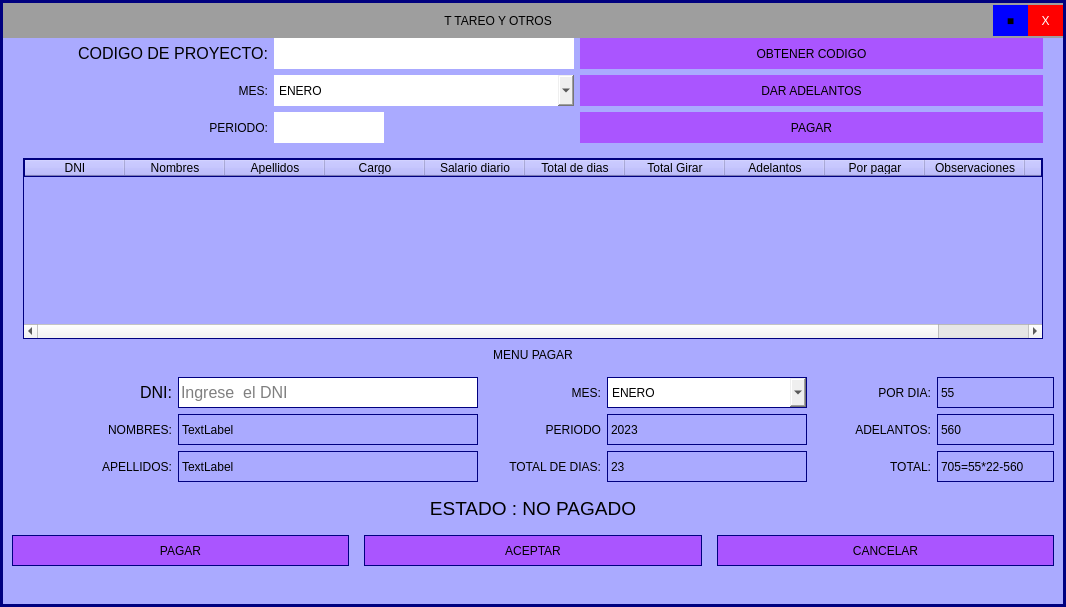
Above: ui_files/tpayments.ui from Romehe369/aec_contrastistas_g before the change. Below: the same form after it.
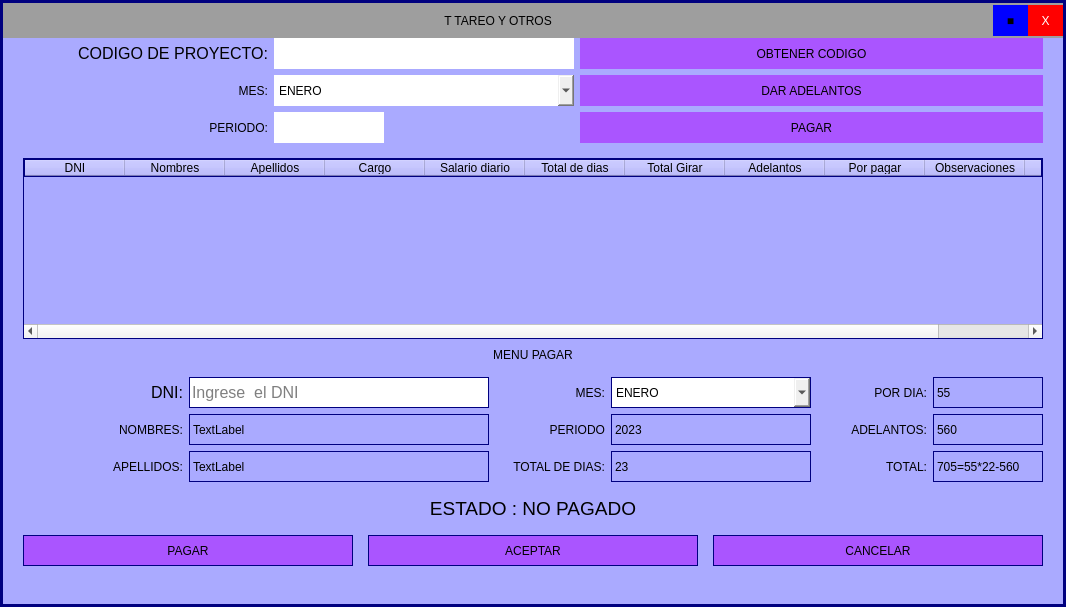
That is the form after the change. Icons and pictures are not drawn.

```diff
--- a/ui_files/tpayments.ui
+++ b/ui_files/tpayments.ui
@@ -593,6 +593,15 @@
           <property name="spacing">
            <number>15</number>
           </property>
+          <property name="leftMargin">
+           <number>20</number>
+          </property>
+          <property name="topMargin">
+           <number>9</number>
+          </property>
+          <property name="rightMargin">
+           <number>20</number>
+          </property>
           <item>
            <widget class="QLabel" name="label">
             <property name="text">
```
Left out of the diff: 2 changed lines with no effect on the pictures.
